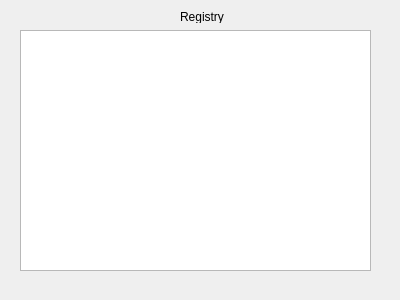
Qt form registryform.ui (nikifor511/hhospital) before a commit.
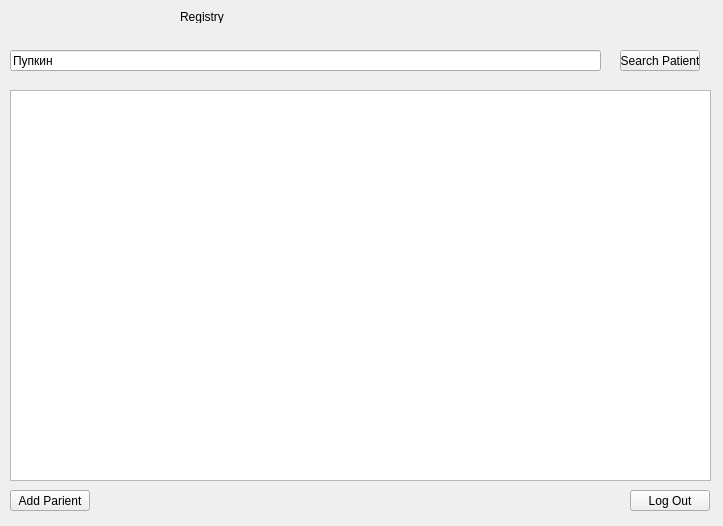
The same form after that commit.

```diff
--- a/registryform.ui
+++ b/registryform.ui
@@ -6,8 +6,8 @@
    <rect>
     <x>0</x>
     <y>0</y>
-    <width>400</width>
-    <height>300</height>
+    <width>723</width>
+    <height>526</height>
    </rect>
   </property>
   <property name="windowTitle">
@@ -29,13 +29,65 @@
   <widget class="QTableView" name="tableView">
    <property name="geometry">
     <rect>
-     <x>20</x>
-     <y>30</y>
-     <width>351</width>
-     <height>241</height>
+     <x>10</x>
+     <y>90</y>
+     <width>701</width>
+     <height>391</height>
     </rect>
    </property>
   </widget>
+  <widget class="QLineEdit" name="searchPatientLineEdit">
+   <property name="geometry">
+    <rect>
+     <x>10</x>
+     <y>50</y>
+     <width>591</width>
+     <height>21</height>
+    </rect>
+   </property>
+   <property name="text">
+    <string>Пупкин</string>
+   </property>
+  </widget>
+  <widget class="QPushButton" name="pushButton">
+   <property name="geometry">
+    <rect>
+     <x>620</x>
+     <y>50</y>
+     <width>80</width>
+     <height>21</height>
+    </rect>
+   </property>
+   <property name="text">
+    <string>Search Patient</string>
+   </property>
+  </widget>
+  <widget class="QPushButton" name="pushButton_2">
+   <property name="geometry">
+    <rect>
+     <x>10</x>
+     <y>490</y>
+     <width>80</width>
+     <height>21</height>
+    </rect>
+   </property>
+   <property name="text">
+    <string>Add Parient</string>
+   </property>
+  </widget>
+  <widget class="QPushButton" name="pushButton_3">
+   <property name="geometry">
+    <rect>
+     <x>630</x>
+     <y>490</y>
+     <width>80</width>
+     <height>21</height>
+    </rect>
+   </property>
+   <property name="text">
+    <string>Log Out</string>
+   </property>
+  </widget>
  </widget>
  <resources/>
  <connections/>
```
